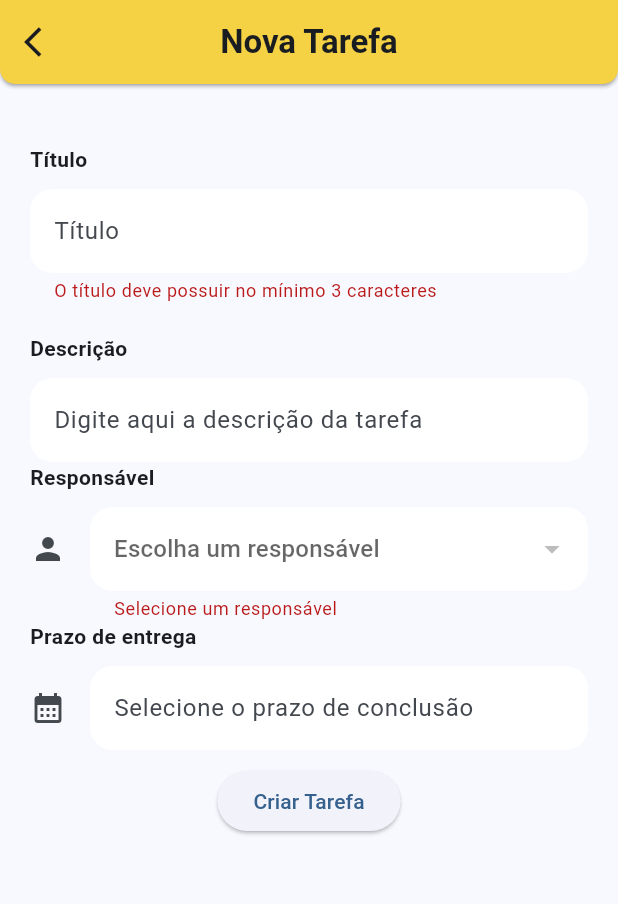
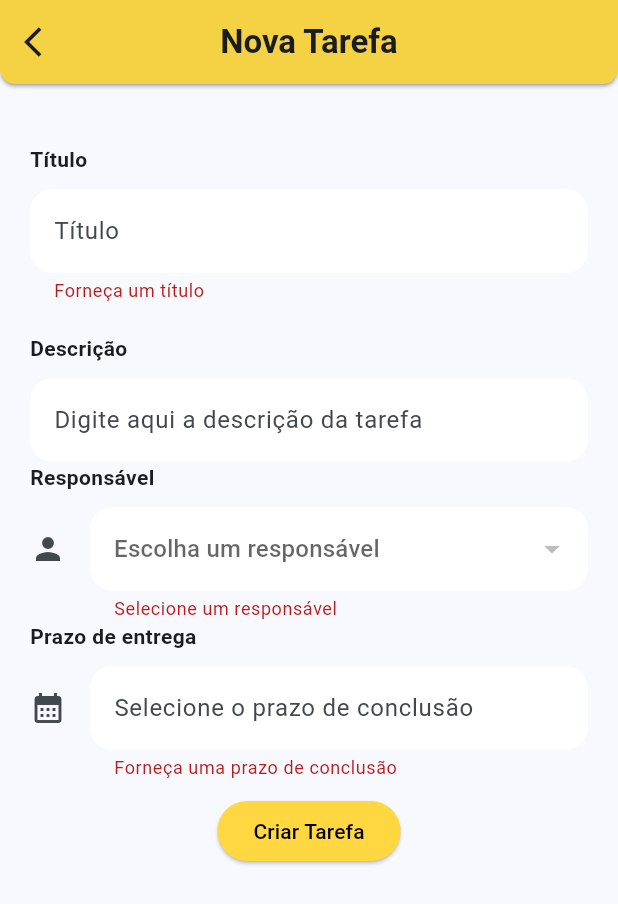
Before and after one commit to gds4/Flutter-Ads-Labs, a Flutter app: the AddTaskPage screen opened directly, after a tap on "Criar Tarefa", on a phone screen of 412 x 824 dp. Shown: the top 904 px of the screen. Run offline on Flutter 3.47's test engine with Material 3 defaults, Android fonts, the phone set to English and light mode, and no system bars; our stand-ins replace page_transition; network calls fail.

```diff
--- a/lib/models/task.dart
+++ b/lib/models/task.dart
@@ -10,7 +10,7 @@ class Task {
   late final String status;
   final DateTime dataConclusao;
   final bool? finalizado;
-  final bool? expirado;
+  late final bool expirado;
 
   Task({
     this.id,
@@ -20,12 +20,13 @@ class Task {
     this.responsavelId,
     required this.dataConclusao,
     this.finalizado,
-    this.expirado
   }){
-    if(finalizado == null || expirado == null){
+    DateTime today = DateTime.now();
+    expirado = dataConclusao.isBefore(today);
+    if(finalizado == null){
       status = 'undefined';
     }else{
-      status = (finalizado! ? 'finalizado' : (expirado! ? 'Expirou' : 'Em aberto'));
+      status = (finalizado! ? 'finalizado' : (expirado ? 'Expirou' : 'Em aberto'));
     }
   }
 
@@ -40,7 +41,7 @@ class Task {
     responsavelId: json['responsavel'],
     dataConclusao: DateTime.parse(json['data_conclusao']),
     finalizado: json['finalizado'],
-    expirado: json['expirou']
+
   );
 
   Map<String, dynamic> jsonToCreate(){
--- a/lib/pages/add_task_page.dart
+++ b/lib/pages/add_task_page.dart
@@ -2,6 +2,7 @@ import 'package:flutter/material.dart';
 import 'package:intl/intl.dart';
 import 'package:lista_de_tarefas/models/responsible.dart';
 import 'package:lista_de_tarefas/models/task.dart';
+import 'package:lista_de_tarefas/validators/task_validators.dart';
 import 'package:provider/provider.dart';
 
 import '../providers/responsible_provider.dart';
@@ -24,7 +25,6 @@ class _AddTaskPageState extends State<AddTaskPage> {
   late final FocusNode _focusNodeDescription;
 
   final _formKey = GlobalKey<FormState>();
-
 
   @override
   void initState() {
@@ -52,14 +52,15 @@ class _AddTaskPageState extends State<AddTaskPage> {
   Widget build(BuildContext context) {
     return Scaffold(
       appBar: AppBar(
-        leading:  IconButton(
+        leading: IconButton(
           onPressed: () {
             Navigator.pop(context);
           },
-          icon: const  Icon(Icons.arrow_back_ios),
+          icon: const Icon(Icons.arrow_back_ios),
         ),
         centerTitle: true,
-        shape: const RoundedRectangleBorder(borderRadius: BorderRadius.vertical(bottom: Radius.circular(10))),
+        shape: const RoundedRectangleBorder(
+            borderRadius: BorderRadius.vertical(bottom: Radius.circular(10))),
         elevation: 1.0,
         shadowColor: Colors.grey,
         backgroundColor: Colors.amberAccent,
@@ -80,7 +81,6 @@ class _AddTaskPageState extends State<AddTaskPage> {
             responsibleDropDown(),
             completionDateField(),
             submitButton()
-
           ],
         ),
       ),
@@ -93,7 +93,8 @@ class _AddTaskPageState extends State<AddTaskPage> {
           _focusNodeTitle.unfocus();
         },
         child: Container(
-      margin: const EdgeInsets.only(left: 20, right: 20, top: 40, bottom: 20),
+          margin:
+              const EdgeInsets.only(left: 20, right: 20, top: 40, bottom: 20),
           child: Column(
             crossAxisAlignment: CrossAxisAlignment.start,
             children: [
@@ -118,9 +119,7 @@ class _AddTaskPageState extends State<AddTaskPage> {
                   filled: true,
                   fillColor: Colors.white,
                 ),
-            validator: (titulo) => titulo!.length < 3
-                ? "O título deve possuir no mínimo 3 caracteres"
-                : null,
+                validator: (value) => TaskValidators.titleValidators(value!),
               ),
             ],
           ),
@@ -133,7 +132,6 @@ class _AddTaskPageState extends State<AddTaskPage> {
           _focusNodeDescription.unfocus();
         },
         child: Container(
-
           margin: const EdgeInsets.only(
             left: 20,
             right: 20,
@@ -163,8 +161,7 @@ class _AddTaskPageState extends State<AddTaskPage> {
               ),
             ],
           ),
-    )
-    );
+        ));
   }
 
   Widget responsibleDropDown() {
@@ -191,22 +188,19 @@ class _AddTaskPageState extends State<AddTaskPage> {
               valueListenable: _responsibleValue,
               builder: (BuildContext context, String value, _) {
                 return SizedBox(
-
                   child: DropdownButtonFormField<String>(
-
                     isExpanded: true,
                     value: (value.isEmpty) ? null : value,
                     hint: const Text("Escolha um responsável"),
-
                     decoration: InputDecoration(
                       icon: const Icon(Icons.person),
                       filled: true,
                       fillColor: Colors.white,
                       border: OutlineInputBorder(
                         borderRadius: BorderRadius.circular(15),
-                          borderSide: BorderSide.none,),
+                        borderSide: BorderSide.none,
                       ),
-
+                    ),
                     items: responsibleProvider.responsibles
                         .map((responsible) => responsible.nome)
                         .map((nome) =>
@@ -214,7 +208,9 @@ class _AddTaskPageState extends State<AddTaskPage> {
                         .toList(),
                     onChanged: (responsible) =>
                         {_responsibleValue.value = responsible.toString()},
-                    validator: (value)=>  value == null || value.isEmpty  ? "Selecione um responsável" : null,
+                    validator: (value) => value == null || value.isEmpty
+                        ? "Selecione um responsável"
+                        : null,
                   ),
                 );
               }),
@@ -222,7 +218,6 @@ class _AddTaskPageState extends State<AddTaskPage> {
       ),
     );
   }
-
 
   Widget completionDateField() {
     return Container(
@@ -238,11 +233,10 @@ class _AddTaskPageState extends State<AddTaskPage> {
           const SizedBox(
             height: 10,
           ),
-          TextField(
+          TextFormField(
             controller: _dateController,
             readOnly: true,
             onTap: () => selectedDate(),
-
             decoration: InputDecoration(
               icon: const Icon(Icons.calendar_month),
               hintText: "Selecione o prazo de conclusão ",
@@ -252,6 +246,7 @@ class _AddTaskPageState extends State<AddTaskPage> {
                   borderRadius: BorderRadius.circular(15),
                   borderSide: BorderSide.none),
             ),
+            validator: (value) => TaskValidators.dateValidators(value),
           ),
         ]));
   }
@@ -263,12 +258,12 @@ class _AddTaskPageState extends State<AddTaskPage> {
       lastDate: DateTime(2100),
     );
 
-      if(_completionDate != null){
+    if (_completionDate != null) {
       setState(() {
-          _dateController.text = DateFormat("dd/MM/yyyy").format(_completionDate!);
+        _dateController.text =
+            DateFormat("dd/MM/yyyy").format(_completionDate!);
       });
     }
-
   }
 
   Widget submitButton() {
@@ -277,12 +272,17 @@ class _AddTaskPageState extends State<AddTaskPage> {
     return Center(
         child: Column(
       children: [
-          const SizedBox(height: 10,),
+        const SizedBox(
+          height: 10,
+        ),
         ElevatedButton(
+            style:
+                ElevatedButton.styleFrom(backgroundColor: Colors.amberAccent),
             onPressed: () async {
               if (_formKey.currentState!.validate()) {
                 try {
-                    Responsible responsible = responsibleProvider.findByName(_responsibleValue.value);
+                  Responsible responsible =
+                      responsibleProvider.findByName(_responsibleValue.value);
 
                   var task = Task(
                     titulo: _titleController.text,
@@ -302,16 +302,16 @@ class _AddTaskPageState extends State<AddTaskPage> {
                 } on Exception catch (e) {
                   if (mounted) {
                     ScaffoldMessenger.of(context).showSnackBar(
-                        SnackBar(content: Text("Erro ao criar a tarefa: ${e.toString()}")),
+                      SnackBar(
+                          content:
+                              Text("Erro ao criar a tarefa: ${e.toString()}"),),
                     );
                   }
                 }
               }
             },
-              child: const Text("Criar Tarefa")),
+            child: const Text("Criar Tarefa", style: TextStyle(color: Colors.black),)),
       ],
-      )
-    );
+    ));
   }
-
 }
--- a/lib/pages/edit_task_page.dart
+++ b/lib/pages/edit_task_page.dart
@@ -287,6 +287,7 @@ class EditTaskPageState extends State<EditTaskPage>{
           children: [
             const SizedBox(height: 10,),
             ElevatedButton(
+                style: ElevatedButton.styleFrom(backgroundColor: Colors.amberAccent),
                 onPressed: () async {
                   if (_formKey.currentState!.validate()) {
                     try {
@@ -317,7 +318,7 @@ class EditTaskPageState extends State<EditTaskPage>{
                     }
                   }
                 },
-                child: const Text("Salvar")),
+                child: const Text("Salvar", style: TextStyle(color: Colors.black),)),
           ],
         )
     );
--- a/lib/providers/task_provider.dart
+++ b/lib/providers/task_provider.dart
@@ -5,7 +5,6 @@ import 'package:flutter/material.dart';
 import 'package:http/http.dart' as http;
 import 'package:lista_de_tarefas/providers/responsible_provider.dart';
 import '../consts.dart';
-import '../models/responsible.dart';
 import '../models/task.dart';
 
 class TaskProvider extends ChangeNotifier{
--- /dev/null
+++ b/lib/validators/task_validators.dart
@@ -0,0 +1,65 @@
+import 'package:intl/intl.dart';
+
+class TaskValidators{
+
+  static String? existsTitle(String? value){
+    if(value == null || value.isEmpty){
+      return "Forneça um título";
+    }
+    return null;
+  }
+
+  static String? isMinimalLength(String input){
+    if(input.length < 3){
+      return "O título deve possuir no mínimo 3 caracteres";
+    }
+    return null;
+  }
+
+
+  static String? containsOnlyLetters(String input) {
+    final pattern = RegExp(r'^[a-zA-Z\s\u00C0-\u00FF]+$');
+    if(!pattern.hasMatch(input)){
+      return "O título deve conter apenas letras";
+    }
+    return null;
+  }
+
+  static String? titleValidators(String value){
+    var validators = [ existsTitle, isMinimalLength, containsOnlyLetters];
+    for(var validator in validators){
+      final result = validator(value);
+
+      if(result != null){
+        return result;
+      }
+    }
+    return null;
+  }
+
+  static String? isPastDate(String? value){
+    if(DateFormat("dd/MM/yyyy").parse(value!).isBefore(DateTime.now())){
+      return "A data não pode ser anterior a hoje";
+    }
+    return null;
+  }
+
+  static String? existsDate(String? value){
+    if(value == null || value.isEmpty){
+      return "Forneça uma prazo de conclusão";
+    }
+    return null;
+  }
+
+  static String? dateValidators(String? value){
+    var validators = [ existsDate, isPastDate ];
+    for(var validator in validators){
+      final result = validator(value);
+
+      if(result != null){
+        return result;
+      }
+    }
+    return null;
+  }
+}
--- a/pubspec.yaml
+++ b/pubspec.yaml
@@ -33,6 +33,7 @@ dependencies:
   http:
   provider:
   intl:
+  page_transition: ^2.0.4
 
   # The following adds the Cupertino Icons font to your application.
   # Use with the CupertinoIcons class for iOS style icons.
```
Also changed, not shown: lib/pages/add_responsible_page.dart (+5 -29 lines), lib/pages/edit_responsible_page.dart (+5 -30 lines), lib/pages/responsible_page.dart (+6 -6 lines), lib/pages/responsibles_page.dart (+17 -9 lines), lib/pages/tasks_page.dart (+77 -52 lines), lib/validators/responsible_validators.dart (added, +65 -0 lines), pubspec.lock. Lines whose indentation alone changed are shown as unchanged.
